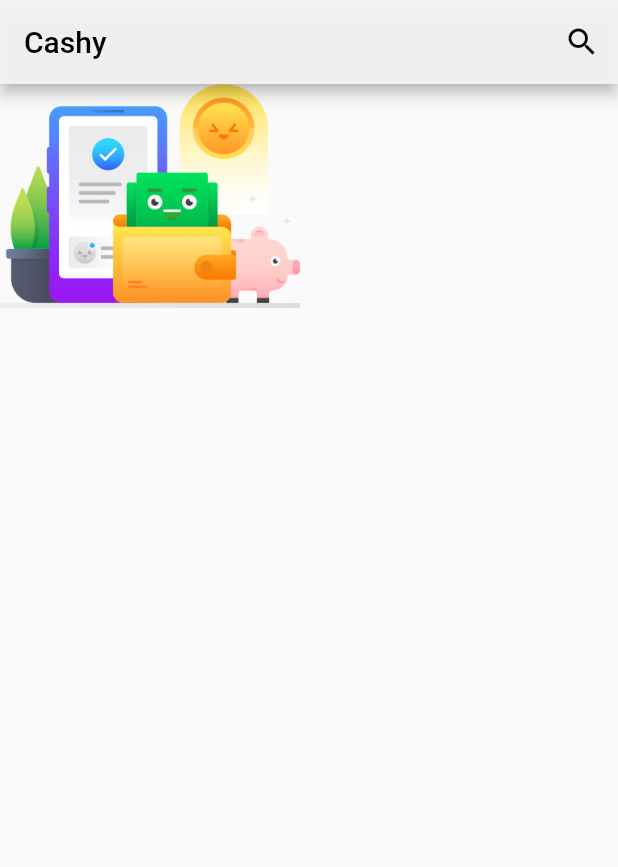
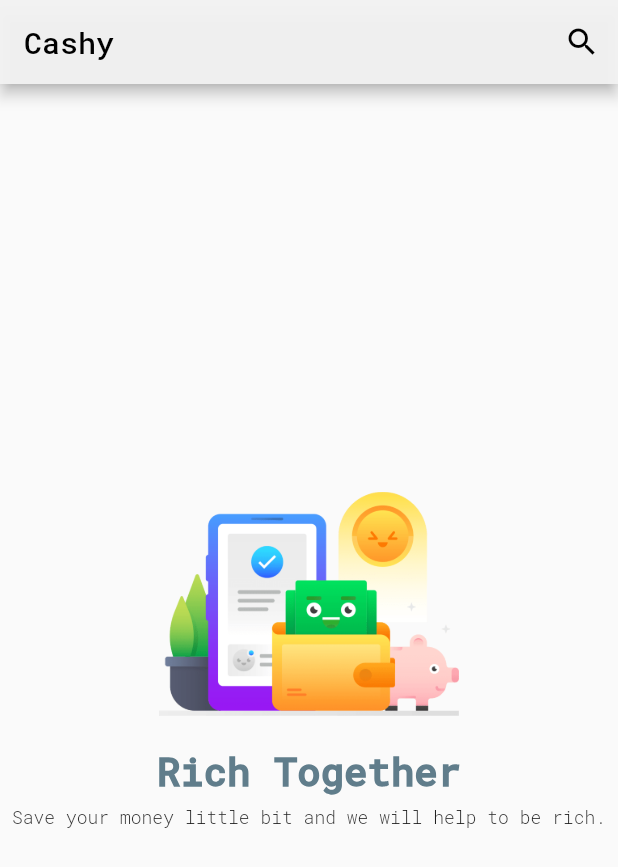
Before and after one commit to mumuhkustino/flutter_mobile_app, a Flutter app: the screen it shows after launch, on a phone screen of 412 x 824 dp. Shown: the top 867 px of the screen. Run offline on Flutter 3.47's test engine with Material 2 defaults, Android fonts, the phone set to English and light mode, and no system bars.

Commit message:
Create font style
Menambahkan font style

```diff
--- /dev/null
+++ b/lib/fonts_style.dart
@@ -0,0 +1,15 @@
+import 'package:flutter/material.dart';
+
+TextStyle mainHeader = TextStyle(
+  fontSize: 26,
+  color: Colors.blueGrey,
+  fontFamily: 'Roboto',
+  fontWeight: FontWeight.w700
+);
+
+TextStyle subHeader = TextStyle(
+  fontSize: 12,
+  color: Colors.black87,
+  fontFamily: 'Roboto',
+  fontWeight: FontWeight.w300
+);
--- a/lib/main.dart
+++ b/lib/main.dart
@@ -1,4 +1,5 @@
 import 'package:flutter/material.dart';
+import 'fonts_style.dart';
 
 void main() => runApp(MyApp());
 
@@ -17,7 +18,7 @@ class MyApp extends StatelessWidget {
           appBar: AppBar(
             title: const Text(
               "Cashy",
-              style: TextStyle(color: Colors.black),
+              style: TextStyle(color: Colors.black, fontFamily: 'Roboto'),
             ),
             backgroundColor: colorLightGray,
             actions: <Widget>[
@@ -29,10 +30,34 @@ class MyApp extends StatelessWidget {
             ],
           ),
           body: SafeArea(
-              child: Image(
-            image: AssetImage('assets/images/ic_payment.png'),
-            width: 200,
-          )),
+              child: Container(
+                  // margin: EdgeInsets.only(
+                      // left: 20.0, top: 0.0, bottom: 0.0, right: 20.0),
+                  // padding: EdgeInsets.only(
+                      // left: 0.0, top: 50.0, bottom: 0.0, right: 0.0),
+                  child: Row(
+                    mainAxisAlignment: MainAxisAlignment.center,
+                    children: <Widget>[
+                      Column(
+                        mainAxisAlignment: MainAxisAlignment.center,
+                        children: <Widget>[
+                          Image(
+                            image: AssetImage('assets/images/ic_payment.png'),
+                            width: 200,
+                          ),
+                          Padding(
+                            padding: EdgeInsets.only(top: 20, bottom: 5),
+                            child: Text("Rich Together", style: mainHeader),
+                          ),
+                          Text(
+                            "Save your money little bit and we will help to be rich.",
+                            style: subHeader,
+                            textAlign: TextAlign.center,
+                          )
+                        ],
+                      ),
+                    ],
+                  ))),
         ));
   }
 }
```
Also changed, not shown: pubspec.yaml (+7 -5 lines), assets/fonts/roboto_mono_bold.ttf (added), assets/fonts/roboto_mono_bold_italic.ttf (added), assets/fonts/roboto_mono_italic.ttf (added), assets/fonts/roboto_mono_light.ttf (added), assets/fonts/roboto_mono_light_italic.ttf (added), assets/fonts/roboto_mono_medium.ttf (added), assets/fonts/roboto_mono_medium_italic.ttf (added), assets/fonts/roboto_mono_regular.ttf (added), assets/fonts/roboto_mono_thin.ttf (added), assets/fonts/roboto_mono_thin_italic.ttf (added).
